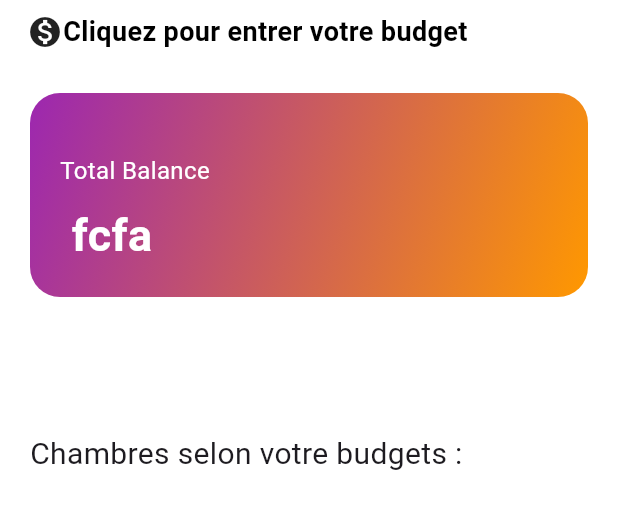
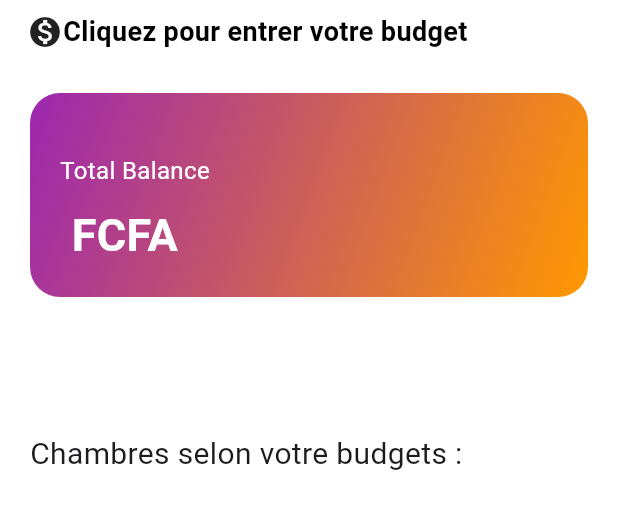
Before and after one commit to Cyrille-18/HotelRoomReservation-flutterapp, a Flutter app: the Display screen opened directly, on a phone screen of 412 x 824 dp, the part 84-613 px from its top. Run offline on Flutter 3.47's test engine with Material 3 defaults, Android fonts, the phone set to English and light mode, and no system bars; drawn by our look-alikes of google_nav_bar; our stand-ins replace equatable, flutter_bloc, flutter_svg, get, google_fonts, hexcolor and 5 more; accounts and stored records are empty.

Commit message:
update some fields

```diff
--- a/lib/screens/budgets_screen.dart
+++ b/lib/screens/budgets_screen.dart
@@ -103,7 +103,7 @@ class _DisplayState extends State<Display> {
                     const SizedBox(height: 10.0),
                     Text(
                       // ignore: prefer_interpolation_to_compose_strings
-                      _balance + " fcfa",
+                      _balance + " FCFA",
                       style: const TextStyle(
                         color: Colors.white,
                         fontSize: 30.0,
--- a/lib/screens/homepage.dart
+++ b/lib/screens/homepage.dart
@@ -1,12 +1,10 @@
 import 'package:flutter/material.dart';
 
-import 'package:hotelroomreservation/view/NavigationBar.view.dart';
 import 'package:hotelroomreservation/constantes.dart';
 import 'package:hotelroomreservation/models/room.dart';
 import 'package:hotelroomreservation/models/reservationclass.dart';
 import 'package:hotelroomreservation/utils/navigationbar.dart';
 import 'roomcard.dart';
-
 
 class Homepage extends StatefulWidget {
   const Homepage({super.key});
@@ -20,7 +18,6 @@ class _HomepageState extends State<Homepage> {
 
   @override
   Widget build(BuildContext context) {
-
     return Scaffold(
       appBar: AppBar(
         elevation: 0,
@@ -95,7 +92,6 @@ class _HomepageState extends State<Homepage> {
         ),
       ),
       bottomNavigationBar: const barredenavigation(selectedIndex: 0),
-
     );
   }
 }
```
